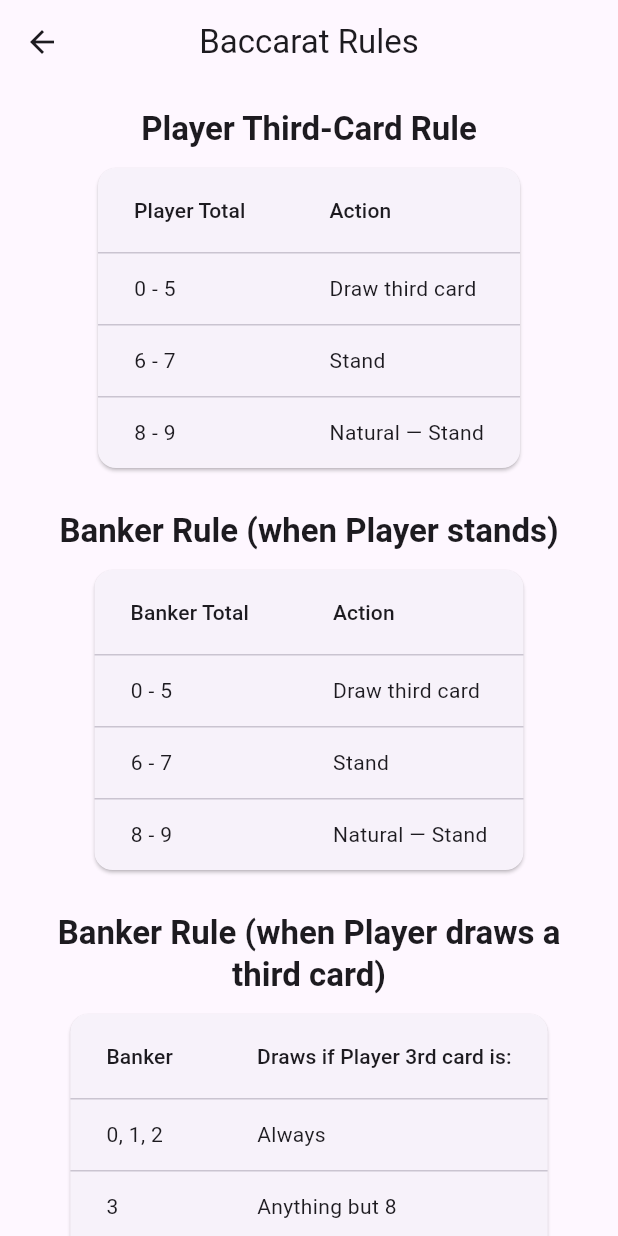
After one commit to reverse111731/rngjff, a Flutter app: the BaccaratRulesScreen screen opened directly, on a phone screen of 412 x 824 dp. The commit adds this screen. Run offline on Flutter 3.47's test engine with Material 3 defaults, Android fonts, the phone set to English and light mode, and no system bars; our stand-ins replace flutter_fortune_wheel.

Commit message:
Add rules for baccarat and code optimizations

```diff
--- /dev/null
+++ b/lib/presentation/screens/baccarat/baccarat_rules.dart
@@ -0,0 +1,146 @@
+import 'package:flutter/material.dart';
+
+/// Baccarat rules reference page.
+class BaccaratRulesScreen extends StatelessWidget {
+  const BaccaratRulesScreen({super.key});
+
+  @override
+  Widget build(BuildContext context) {
+    return Scaffold(
+      appBar: AppBar(
+        title: const Text('Baccarat Rules'),
+        centerTitle: true,
+      ),
+      body: SafeArea(
+        child: SingleChildScrollView(
+          padding: const EdgeInsets.all(16),
+          child: Center(
+            child: Column(
+              crossAxisAlignment: CrossAxisAlignment.center,
+              children: [
+                _RuleSectionTitle(title: 'Player Third-Card Rule'),
+                const _SimpleRuleTable(columnLabel: 'Player Total'),
+                const SizedBox(height: 24),
+                _RuleSectionTitle(title: 'Banker Rule (when Player stands)'),
+                const _SimpleRuleTable(columnLabel: 'Banker Total'),
+                const SizedBox(height: 24),
+                _RuleSectionTitle(
+                  title: 'Banker Rule (when Player draws a third card)',
+                ),
+                const _ComplexBankerTable(),
+                const SizedBox(height: 24),
+                const _NotesSection(),
+              ],
+            ),
+          ),
+        ),
+      ),
+    );
+  }
+}
+
+class _RuleSectionTitle extends StatelessWidget {
+  final String title;
+  const _RuleSectionTitle({required this.title});
+
+  @override
+  Widget build(BuildContext context) {
+    return Padding(
+      padding: const EdgeInsets.only(bottom: 8.0),
+      child: Text(
+        title,
+        textAlign: TextAlign.center,
+        style: Theme.of(context).textTheme.titleLarge?.copyWith(
+              fontWeight: FontWeight.bold,
+            ),
+      ),
+    );
+  }
+}
+
+class _SimpleRuleTable extends StatelessWidget {
+  final String columnLabel;
+  const _SimpleRuleTable({required this.columnLabel});
+
+  @override
+  Widget build(BuildContext context) {
+    return Card(
+      child: DataTable(
+        columns: [
+          DataColumn(label: Text(columnLabel)),
+          const DataColumn(label: Text('Action')),
+        ],
+        rows: const [
+          DataRow(cells: [
+            DataCell(Text('0 - 5')),
+            DataCell(Text('Draw third card')),
+          ]),
+          DataRow(cells: [
+            DataCell(Text('6 - 7')),
+            DataCell(Text('Stand')),
+          ]),
+          DataRow(cells: [
+            DataCell(Text('8 - 9')),
+            DataCell(Text('Natural — Stand')),
+          ]),
+        ],
+      ),
+    );
+  }
+}
+
+class _ComplexBankerTable extends StatelessWidget {
+  const _ComplexBankerTable();
+
+  @override
+  Widget build(BuildContext context) {
+    return Card(
+      child: SingleChildScrollView(
+        scrollDirection: Axis.horizontal,
+        child: DataTable(
+          columns: const [
+            DataColumn(label: Text('Banker')),
+            DataColumn(label: Text('Draws if Player 3rd card is:')),
+          ],
+          rows: const [
+            DataRow(cells: [DataCell(Text('0, 1, 2')), DataCell(Text('Always'))]),
+            DataRow(cells: [DataCell(Text('3')), DataCell(Text('Anything but 8'))]),
+            DataRow(cells: [DataCell(Text('4')), DataCell(Text('2 – 7'))]),
+            DataRow(cells: [DataCell(Text('5')), DataCell(Text('4 – 7'))]),
+            DataRow(cells: [DataCell(Text('6')), DataCell(Text('6 – 7'))]),
+            DataRow(cells: [DataCell(Text('7')), DataCell(Text('Stand'))]),
+          ],
+        ),
+      ),
+    );
+  }
+}
+
+class _NotesSection extends StatelessWidget {
+  const _NotesSection();
+
+  @override
+  Widget build(BuildContext context) {
+    return Card(
+      color: Theme.of(context).colorScheme.surfaceContainerHighest.withValues(alpha: 0.3),
+      child: const Padding(
+        padding: EdgeInsets.all(16),
+        child: Column(
+          crossAxisAlignment: CrossAxisAlignment.start,
+          children: [
+                Text(
+                  'Notes',
+                  style: TextStyle(fontSize: 18, fontWeight: FontWeight.bold),
+                ),
+                 SizedBox(height: 8),
+                 Text(
+                  'These are the standard baccarat third-card rules applied in this app. '
+                  'Naturals (8 or 9) end the round immediately.',
+                  style: TextStyle(fontSize: 14),
+                ),
+          ],
+        ),
+      ),
+    );
+  }
+}
--- a/lib/presentation/screens/selection_v2.dart
+++ b/lib/presentation/screens/selection_v2.dart
@@ -50,11 +50,6 @@ class SelectionPageV2 extends StatelessWidget {
         fontSize: 32,
         builder: (context) => const RouletteBoardPage(),
       ),
-      // _SelectionItem(
-      //   label: "Roulette Board V2",
-      //   fontSize: 32,
-      //   builder: (context) => const RouletteV2(),
-      // ),
       _SelectionItem(
         label: "Labouchere System",
         fontSize: 32,
```
Also changed, not shown: lib/presentation/screens/baccarat/baccarat.dart (+11 -8 lines), lib/presentation/screens/random_name/wheel_of_names.dart (+2 -9 lines).
